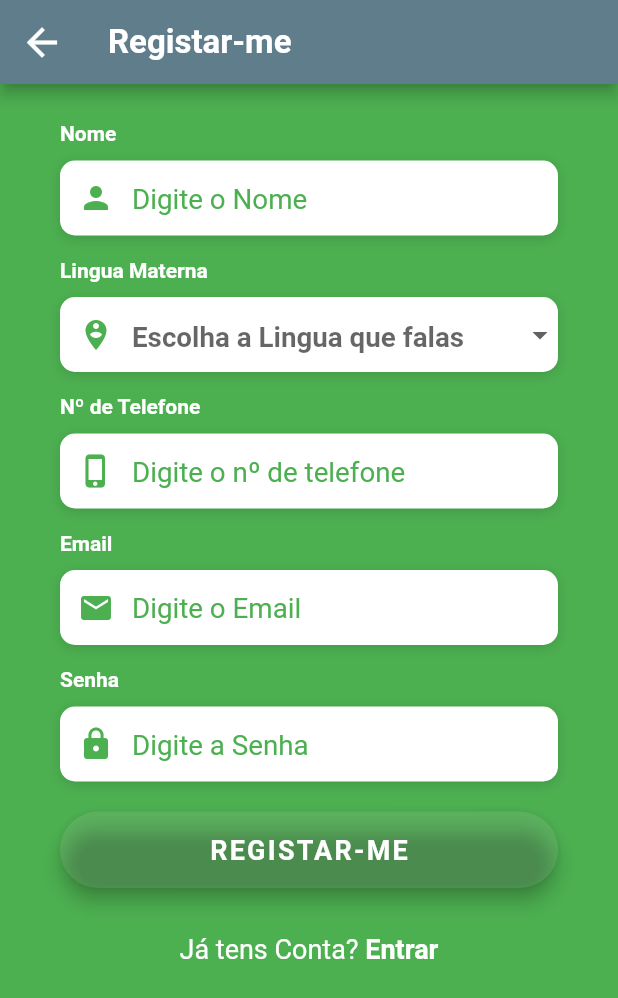
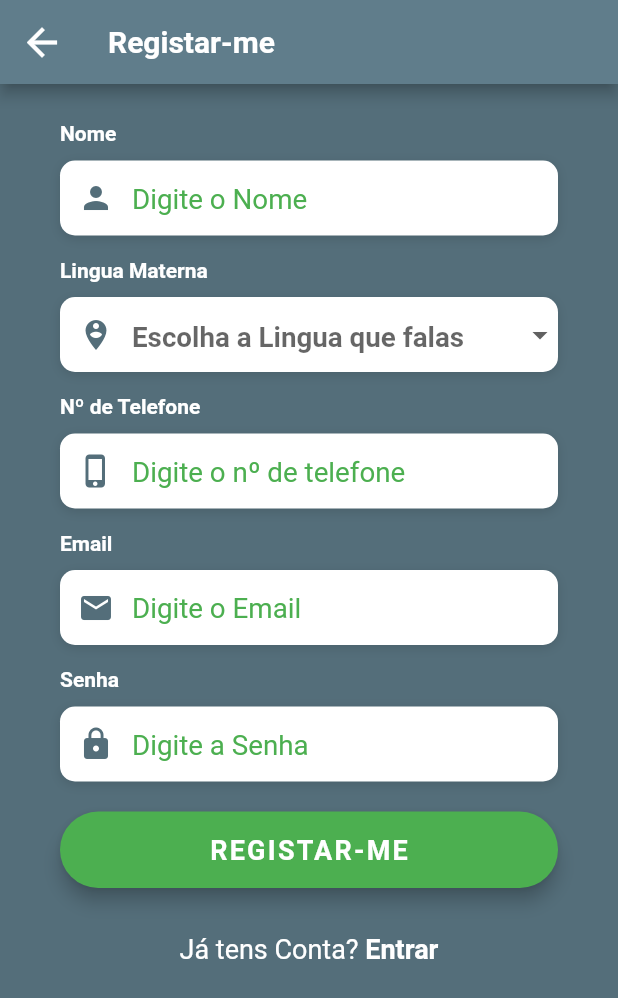
Before and after one commit to EstimaSahuma/perdidos_achados, a Flutter app: the Sigin screen opened directly, on a phone screen of 412 x 824 dp. Shown: the top 998 px of the screen. Run offline on Flutter 3.47's test engine with Material 2 defaults, Android fonts, the light colour scheme and no system bars; Roboto replaces fonts that are missing (OpenSans).

Commit message:
Login e Sigin Layout

```diff
--- a/lib/screens/sigin.dart
+++ b/lib/screens/sigin.dart
@@ -1,7 +1,6 @@
 import 'package:flutter/material.dart';
 import 'package:flutter/services.dart';
 import 'package:perdidosachados/constants.dart';
-import 'home.dart';
 
 class Sigin extends StatefulWidget {
   @override
@@ -19,7 +18,7 @@ class _SiginState extends State<Sigin> {
   int _status = 0;
 
 
-  final List<String> linguas = ['Kicongo', 'Umbundo', 'Tchocue', 'Kimbundo'];
+  final List<String> linguas = ['Luanda', 'Malanje', 'Úige', 'Cabinda'];
   int radioGrupo = 1;
 
 
@@ -56,7 +55,7 @@ class _SiginState extends State<Sigin> {
           child: TextFormField(
             keyboardType: TextInputType.emailAddress,
             style: TextStyle(
-              color: Colors.green,
+              color: Colors.blueGrey[600],
               fontSize: 18.5,
               fontFamily: 'OpenSans',
             ),
@@ -65,7 +64,7 @@ class _SiginState extends State<Sigin> {
               contentPadding: EdgeInsets.only(top: 14.0),
               prefixIcon: Icon(
                 Icons.person,
-                color: Colors.green,
+                color: Colors.blueGrey[600],
               ),
               hintText: 'Digite o Nome',
               hintStyle: kHintTextStyle,
@@ -100,7 +99,7 @@ class _SiginState extends State<Sigin> {
           child: TextFormField(
             keyboardType: TextInputType.emailAddress,
             style: TextStyle(
-              color: Colors.green,
+              color: Colors.blueGrey[600],
               fontSize: 18.5,
               fontFamily: 'OpenSans',
             ),
@@ -109,7 +108,7 @@ class _SiginState extends State<Sigin> {
               contentPadding: EdgeInsets.only(top: 14.0),
               prefixIcon: Icon(
                 Icons.email,
-                color: Colors.green,
+                color: Colors.blueGrey[600],
               ),
               hintText: 'Digite o Email',
               hintStyle: kHintTextStyle,
@@ -144,7 +143,7 @@ class _SiginState extends State<Sigin> {
           child: TextFormField(
             keyboardType: TextInputType.emailAddress,
             style: TextStyle(
-              color: Colors.green,
+              color: Colors.blueGrey[600],
               fontSize: 18.5,
               fontFamily: 'OpenSans',
             ),
@@ -153,7 +152,7 @@ class _SiginState extends State<Sigin> {
               contentPadding: EdgeInsets.only(top: 14.0),
               prefixIcon: Icon(
                 Icons.phone_iphone,
-                color: Colors.green,
+                color: Colors.blueGrey[600],
               ),
               hintText: 'Digite o nº de telefone',
               hintStyle: kHintTextStyle,
@@ -193,7 +192,7 @@ class _SiginState extends State<Sigin> {
               );
             }).toList(),
             style: TextStyle(
-              color: Colors.green,
+              color: Colors.blueGrey[600],
               fontSize: 18.5,
               fontFamily: 'OpenSans',
               fontWeight: FontWeight.bold,
@@ -206,7 +205,7 @@ class _SiginState extends State<Sigin> {
               contentPadding: EdgeInsets.only(top: 14.0),
               prefixIcon: Icon(
                 Icons.person_pin_circle,
-                color: Colors.green,
+                color: Colors.blueGrey[600],
               ),
               hintText: 'Escolha a Lingua que falas',
               hintStyle: kHintTextStyle,
@@ -241,7 +240,7 @@ class _SiginState extends State<Sigin> {
           child: TextFormField(
             obscureText: true,
             style: TextStyle(
-              color: Colors.green,
+              color: Colors.blueGrey[600],
               fontSize: 18.5,
               fontFamily: 'OpenSans',
             ),
@@ -250,7 +249,7 @@ class _SiginState extends State<Sigin> {
               contentPadding: EdgeInsets.only(top: 14.0),
               prefixIcon: Icon(
                 Icons.lock,
-                color: Colors.green,
+                color: Colors.blueGrey[600],
               ),
               hintText: 'Digite a Senha',
               hintStyle: kHintTextStyle,
@@ -283,7 +282,7 @@ class _SiginState extends State<Sigin> {
         shape: RoundedRectangleBorder(
           borderRadius: BorderRadius.circular(30.0),
         ),
-        color: Colors.white10,
+        color: Colors.green,
         child: Text(
           'REGISTAR-ME',
           style: TextStyle(
@@ -345,7 +344,7 @@ class _SiginState extends State<Sigin> {
           style: TextStyle(
             color: Colors.white,
             fontFamily: 'OpenSans',
-            fontSize: 22.0,
+            fontSize: 20.0,
             fontWeight: FontWeight.bold,
           ),
         ),
@@ -359,7 +358,7 @@ class _SiginState extends State<Sigin> {
               Container(
                 height: double.infinity,
                 width: double.infinity,
-                decoration: BoxDecoration(color: Colors.green),
+                decoration: BoxDecoration(color: Colors.blueGrey[600]),
               ),
               Container(
                 height: double.infinity,
--- a/pubspec.yaml
+++ b/pubspec.yaml
@@ -28,6 +28,7 @@ dependencies:
   # The following adds the Cupertino Icons font to your application.
   # Use with the CupertinoIcons class for iOS style icons.
   cupertino_icons: ^0.1.3
+  lipsum: ^1.0.1
 
 dev_dependencies:
   flutter_test:
```
Also changed, not shown: lib/screens/Home.dart (+18 -16 lines), lib/screens/login.dart (+17 -17 lines), pubspec.lock.
